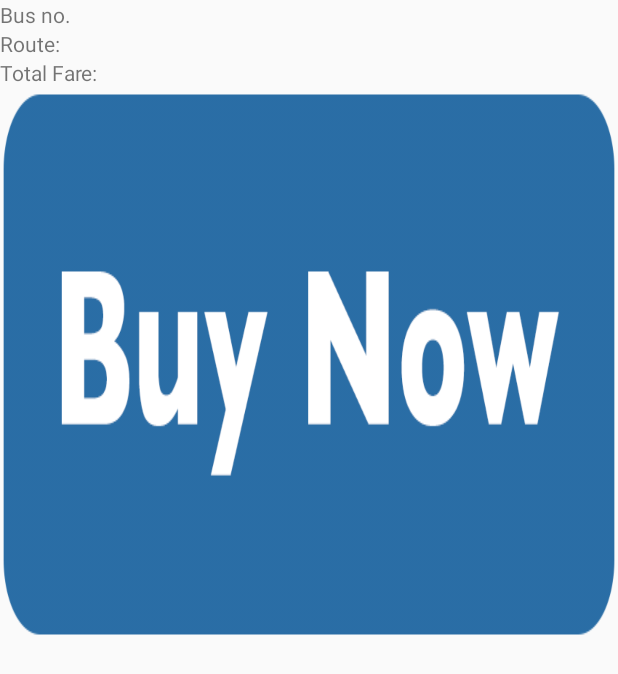
After one commit to anubhav11march/BusLo, an Android app: the layout activity_ticket.xml on its own in the app's theme, with its tools: preview values and no code run, on a phone screen of 412 x 824 dp. The commit adds this screen. Shown: the top 674 px of the screen. Run offline under Robolectric (Android 15) with nearby library versions, the phone set to English and light mode, and no system bars.

Commit message:
:sparkles: Payment setup

```diff
--- a/app/src/main/AndroidManifest.xml
+++ b/app/src/main/AndroidManifest.xml
@@ -1,7 +1,6 @@
 <?xml version="1.0" encoding="utf-8"?>
 <manifest xmlns:android="http://schemas.android.com/apk/res/android"
     package="com.example.buslo">
-
     <!--
          The ACCESS_COARSE/FINE_LOCATION permissions are not required to use
          Google Maps Android API v2, but you must specify either coarse or fine
@@ -16,7 +15,7 @@
         android:roundIcon="@mipmap/ic_launcher_round"
         android:supportsRtl="true"
         android:theme="@style/AppTheme">
-
+        <activity android:name=".Ticket"></activity>
         <!--
              The API key for Google Maps-based APIs is defined as a string resource.
              (See the file "res/values/google_maps_api.xml").
@@ -31,7 +30,7 @@
 
         <activity
             android:name=".Location"
-            android:label="@string/title_activity_location"></activity>
+            android:label="@string/title_activity_location" />
         <activity
             android:name=".Main"
             android:label="@string/title_activity_main"
--- /dev/null
+++ b/app/src/main/res/layout/activity_ticket.xml
@@ -0,0 +1,32 @@
+<?xml version="1.0" encoding="utf-8"?>
+<LinearLayout xmlns:android="http://schemas.android.com/apk/res/android"
+    xmlns:app="http://schemas.android.com/apk/res-auto"
+    xmlns:tools="http://schemas.android.com/tools"
+    android:layout_width="match_parent"
+    android:orientation="vertical"
+    android:layout_height="match_parent"
+    tools:context=".Ticket">
+
+    <TextView
+        android:layout_width="wrap_content"
+        android:layout_height="wrap_content"
+        android:id="@+id/busno"
+        android:text="Bus no."/>
+    <TextView
+        android:id="@+id/route"
+        android:layout_width="wrap_content"
+        android:layout_height="wrap_content"
+        android:text="Route: "/>
+    <TextView
+        android:layout_width="wrap_content"
+        android:layout_height="wrap_content"
+        android:id="@+id/fare"
+        android:text="Total Fare: "/>
+    <Button
+        android:layout_width="wrap_content"
+        android:layout_height="wrap_content"
+
+        android:id="@+id/buyyyy"
+        android:background="@drawable/buy"/>
+
+</LinearLayout>
--- a/app/src/main/res/layout/bus.xml
+++ b/app/src/main/res/layout/bus.xml
@@ -77,9 +77,9 @@
                 android:layout_width="100dp"
                 android:layout_margin="10dp"
                 android:layout_height="150dp"
+                android:id="@+id/buyy"
                 android:layout_gravity="right"
                 android:src="@drawable/buy"
-
                 android:layout_weight="1"/>
         </LinearLayout>
     </LinearLayout>
```
Also changed, not shown: app/src/main/java/com/example/buslo/Buses.java (+14 -1 lines), app/src/main/java/com/example/buslo/Ticket.java (added, +99 -0 lines).
